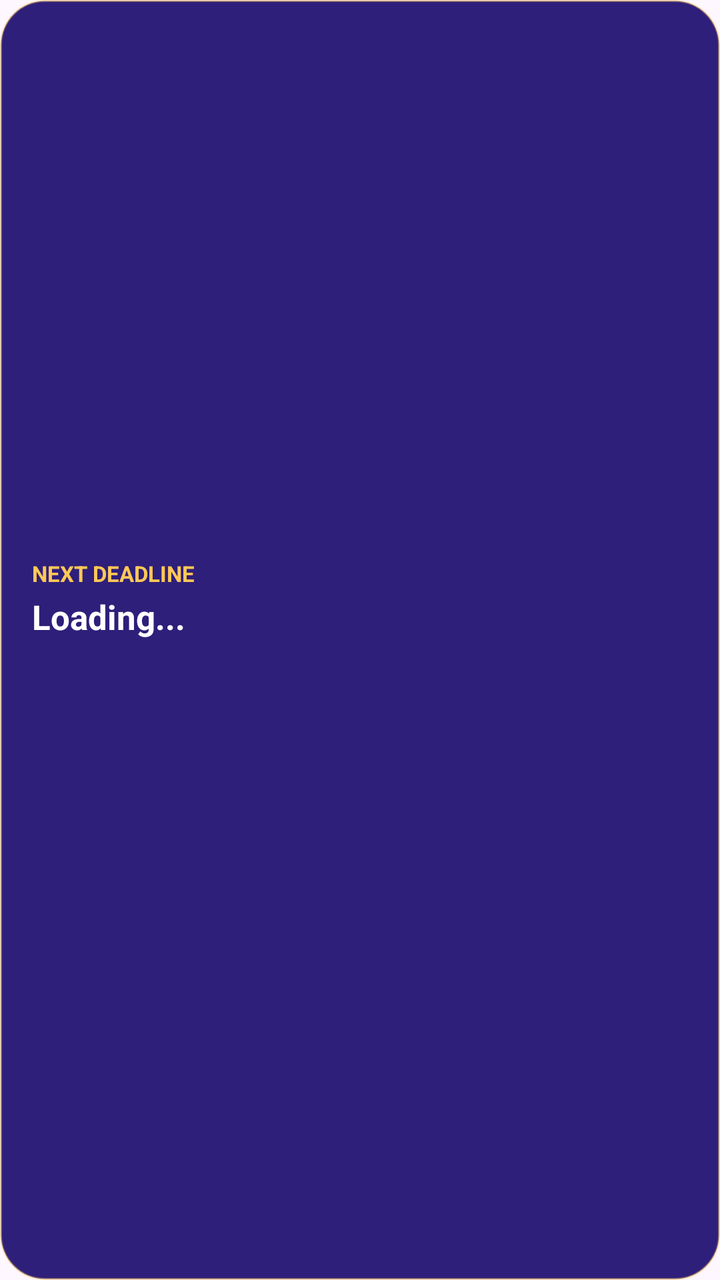
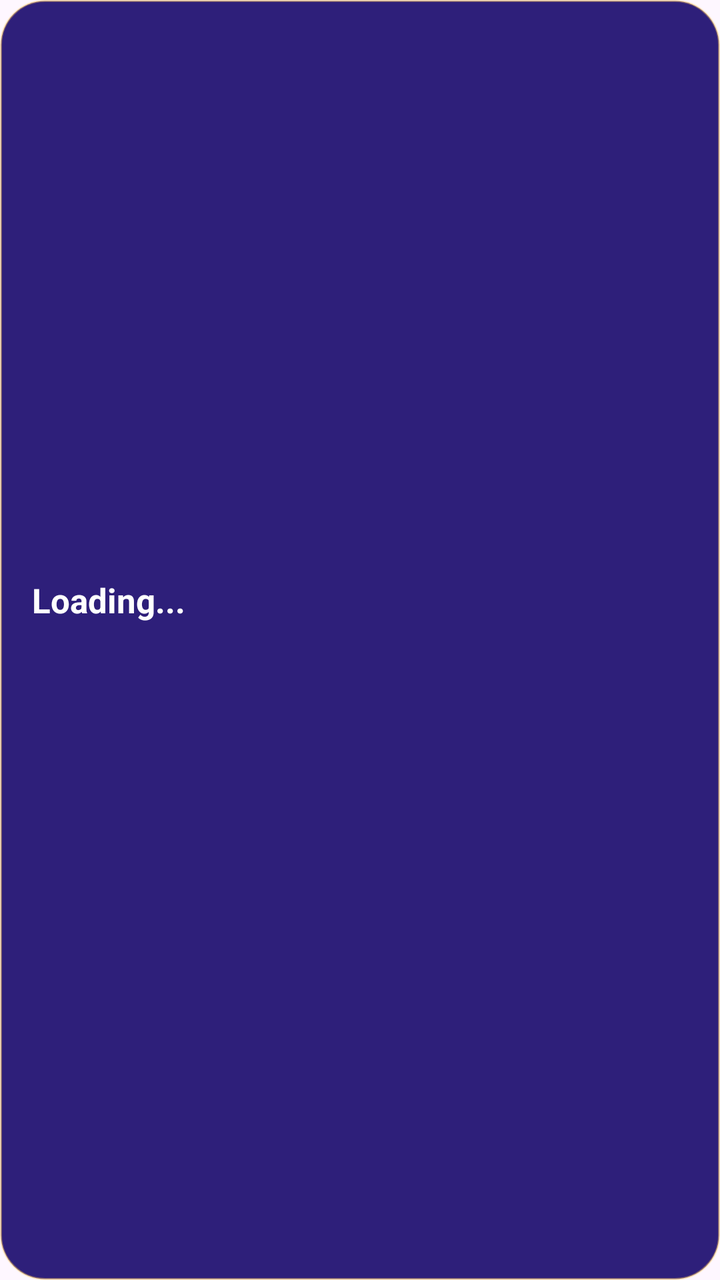

The first picture is an Android layout as it rendered before a commit; the second is the same layout after the commit. The layout source and the unified diff follow.
<!-- AndroidManifest.xml: application theme Theme.CampusCompanion -->
<!-- res/layout/widget_next_deadline.xml -->
<?xml version="1.0" encoding="utf-8"?>
<LinearLayout xmlns:android="http://schemas.android.com/apk/res/android"
    android:id="@+id/widgetRoot"
    android:layout_width="match_parent"
    android:layout_height="match_parent"
    android:background="@drawable/widget_bg"
    android:gravity="center_vertical"
    android:orientation="vertical"
    android:paddingHorizontal="16dp"
    android:paddingVertical="10dp">

    <TextView
        android:layout_width="wrap_content"
        android:layout_height="wrap_content"
        android:text="NEXT DEADLINE"
        android:textColor="#FFC857"
        android:textSize="11sp"
        android:textStyle="bold" />

    <TextView
        android:id="@+id/wDeadline"
        android:layout_width="match_parent"
        android:layout_height="wrap_content"
        android:layout_marginTop="3dp"
        android:ellipsize="end"
        android:maxLines="2"
        android:text="Loading..."
        android:textColor="#FFFFFF"
        android:textSize="17sp"
        android:textStyle="bold" />

    <TextView
        android:id="@+id/wDue"
        android:layout_width="match_parent"
        android:layout_height="wrap_content"
        android:layout_marginTop="2dp"
        android:ellipsize="end"
        android:maxLines="2"
        android:textColor="#E0D8FF"
        android:textSize="12sp" />

    <TextView
        android:id="@+id/wClass"
        android:layout_width="match_parent"
        android:layout_height="wrap_content"
        android:layout_marginTop="6dp"
        android:ellipsize="end"
        android:maxLines="2"
        android:textColor="#CFC3FF"
        android:textSize="12sp" />
</LinearLayout>
<!-- resources referenced by this layout -->
<resources>
  <!-- drawable widget_bg (drawable) -->
  <?xml version="1.0" encoding="utf-8"?>
  <shape xmlns:android="http://schemas.android.com/apk/res/android"
      android:shape="rectangle">
      <solid android:color="#2E1F7A" />
      <corners android:radius="22dp" />
      <stroke
          android:width="1dp"
          android:color="#66FFC857" />
  </shape>
  <style name="Theme.CampusCompanion" parent="Base.Theme.CampusCompanion" />
  <style name="Base.Theme.CampusCompanion" parent="Theme.Material3.DayNight.NoActionBar">
          
          
      </style>
</resources>

<!-- the commit's change to res/layout/widget_next_deadline.xml (unified diff, before → after) -->
@@ -7,23 +7,14 @@
     android:gravity="center_vertical"
     android:orientation="vertical"
     android:paddingHorizontal="16dp"
-    android:paddingVertical="10dp">
-
-    <TextView
-        android:layout_width="wrap_content"
-        android:layout_height="wrap_content"
-        android:text="NEXT DEADLINE"
-        android:textColor="#FFC857"
-        android:textSize="11sp"
-        android:textStyle="bold" />
+    android:paddingVertical="8dp">
 
     <TextView
         android:id="@+id/wDeadline"
         android:layout_width="match_parent"
         android:layout_height="wrap_content"
-        android:layout_marginTop="3dp"
         android:ellipsize="end"
-        android:maxLines="2"
+        android:maxLines="1"
         android:text="Loading..."
         android:textColor="#FFFFFF"
         android:textSize="17sp"
@@ -35,7 +26,7 @@
         android:layout_height="wrap_content"
         android:layout_marginTop="2dp"
         android:ellipsize="end"
-        android:maxLines="2"
+        android:maxLines="1"
         android:textColor="#E0D8FF"
         android:textSize="12sp" />
 
@@ -43,7 +34,7 @@
         android:id="@+id/wClass"
         android:layout_width="match_parent"
         android:layout_height="wrap_content"
-        android:layout_marginTop="6dp"
+        android:layout_marginTop="5dp"
         android:ellipsize="end"
         android:maxLines="2"
         android:textColor="#CFC3FF"
